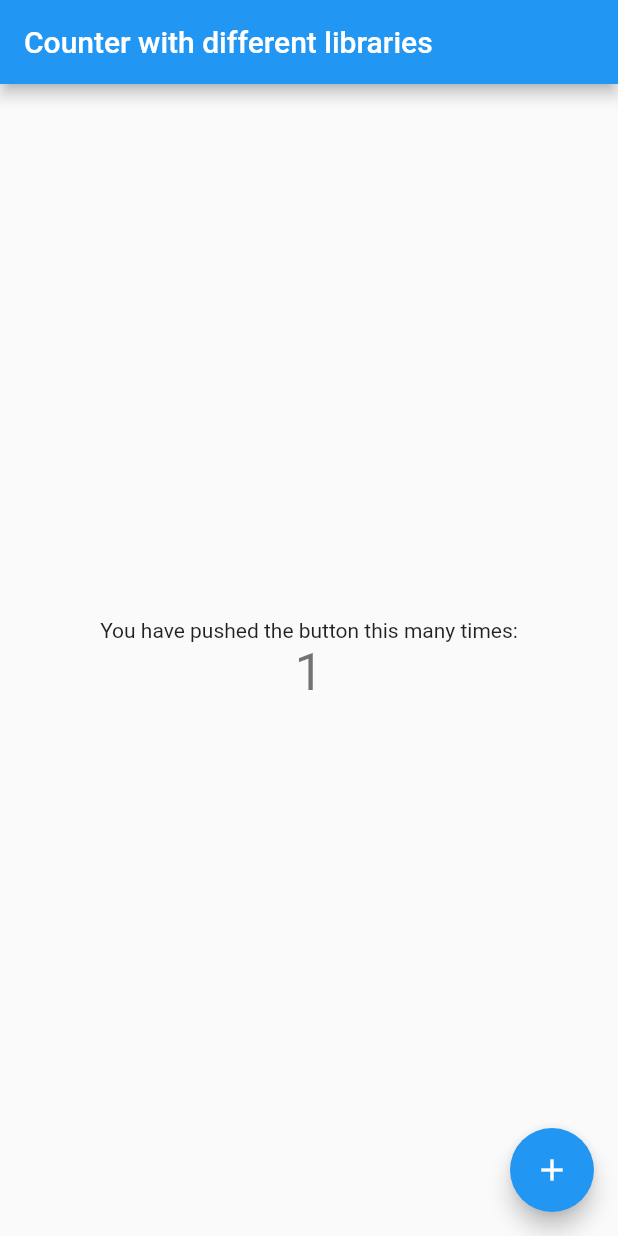
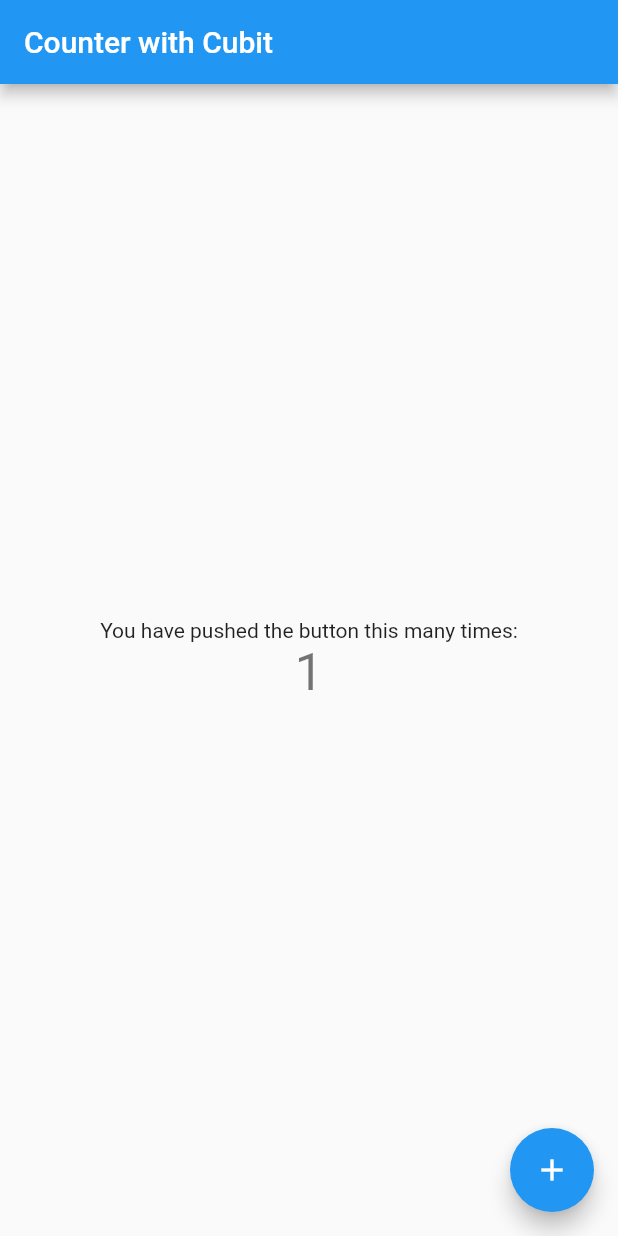
Before and after one commit to codered-sjy/flutter_counter_patterns, a Flutter app: the screen it shows after launch, after a tap on the "add" icon, on a phone screen of 412 x 824 dp. Run offline on Flutter 3.47's test engine with Material 2 defaults, Android fonts, the phone set to English and light mode, and no system bars; our stand-ins replace bloc, flutter_bloc.

Commit message:
counter with cubit

```diff
--- /dev/null
+++ b/lib/counter_cubit.dart
@@ -0,0 +1,9 @@
+import 'package:bloc/bloc.dart';
+
+class CounterCubit extends Cubit<int> {
+
+  CounterCubit(int initialState) : super(initialState);
+
+  void increment() => emit(state + 1);
+
+}
--- a/lib/main.dart
+++ b/lib/main.dart
@@ -1,4 +1,6 @@
+import 'package:counter_patterns/counter_cubit.dart';
 import 'package:flutter/material.dart';
+import 'package:flutter_bloc/flutter_bloc.dart';
 
 void main() {
   runApp(const MyApp());
@@ -10,12 +12,14 @@ class MyApp extends StatelessWidget {
   @override
   Widget build(BuildContext context) {
     return MaterialApp(
-      title: 'Counter with different libraries',
-      theme: ThemeData(
-        primarySwatch: Colors.blue,
-      ),
-      home: const MyHomePage(title: 'Counter with different libraries'),
-    );
+        title: 'Counter with Cubit',
+        theme: ThemeData(
+          primarySwatch: Colors.blue,
+        ),
+        home: BlocProvider(
+          lazy: false,
+            create: (context) => CounterCubit(0),
+            child: const MyHomePage(title: 'Counter with Cubit')));
   }
 }
 
@@ -29,13 +33,6 @@ class MyHomePage extends StatefulWidget {
 }
 
 class _MyHomePageState extends State<MyHomePage> {
-  int _counter = 0;
-
-  void _incrementCounter() {
-    setState(() {
-      _counter++;
-    });
-  }
 
   @override
   Widget build(BuildContext context) {
@@ -50,15 +47,17 @@ class _MyHomePageState extends State<MyHomePage> {
             const Text(
               'You have pushed the button this many times:',
             ),
-            Text(
-              '$_counter',
-              style: Theme.of(context).textTheme.headline4,
-            ),
+            BlocBuilder<CounterCubit, int>(builder: (context, state) {
+              return Text(
+                '$state',
+                style: Theme.of(context).textTheme.headline4,
+              );
+            })
           ],
         ),
       ),
       floatingActionButton: FloatingActionButton(
-        onPressed: _incrementCounter,
+        onPressed: BlocProvider.of<CounterCubit>(context).increment,
         tooltip: 'Increment',
         child: const Icon(Icons.add),
       ), // This trailing comma makes auto-formatting nicer for build methods.
--- a/pubspec.yaml
+++ b/pubspec.yaml
@@ -34,6 +34,8 @@ dependencies:
   # The following adds the Cupertino Icons font to your application.
   # Use with the CupertinoIcons class for iOS style icons.
   cupertino_icons: ^1.0.2
+  bloc: ^8.1.0
+  flutter_bloc: ^8.1.1
 
 dev_dependencies:
   flutter_test:
```
Also changed, not shown: 1 other file.
